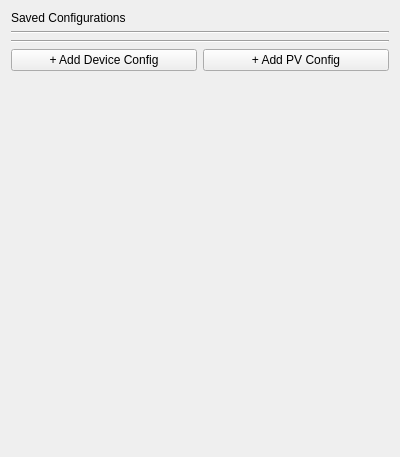
This is atef/ui/config_overview.ui in pcdshub/atef as Qt 5 draws it before an edit. The edited form follows.
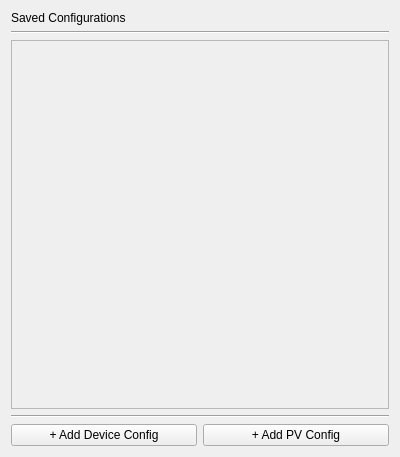
This is the edited form.

Commit message: ENH: nitpick scroll area details

```diff
--- a/atef/ui/config_overview.ui
+++ b/atef/ui/config_overview.ui
@@ -29,7 +29,54 @@
     </widget>
    </item>
    <item>
-    <layout class="QVBoxLayout" name="config_layout"/>
+    <widget class="QScrollArea" name="scroll_area">
+     <property name="horizontalScrollBarPolicy">
+      <enum>Qt::ScrollBarAlwaysOff</enum>
+     </property>
+     <property name="widgetResizable">
+      <bool>true</bool>
+     </property>
+     <widget class="QWidget" name="scroll_content">
+      <property name="geometry">
+       <rect>
+        <x>0</x>
+        <y>0</y>
+        <width>380</width>
+        <height>369</height>
+       </rect>
+      </property>
+      <layout class="QVBoxLayout" name="verticalLayout_3">
+       <property name="spacing">
+        <number>6</number>
+       </property>
+       <property name="leftMargin">
+        <number>0</number>
+       </property>
+       <property name="topMargin">
+        <number>0</number>
+       </property>
+       <property name="rightMargin">
+        <number>0</number>
+       </property>
+       <property name="bottomMargin">
+        <number>0</number>
+       </property>
+       <item>
+        <spacer name="verticalSpacer">
+         <property name="orientation">
+          <enum>Qt::Vertical</enum>
+         </property>
+         <property name="sizeHint" stdset="0">
+          <size>
+           <width>20</width>
+           <height>40</height>
+          </size>
+         </property>
+        </spacer>
+       </item>
+      </layout>
+     </widget>
+    </widget>
    </item>
    <item>
     <widget class="Line" name="line">
@@ -56,19 +103,6 @@
      </item>
     </layout>
    </item>
-   <item>
-    <spacer name="verticalSpacer">
-     <property name="orientation">
-      <enum>Qt::Vertical</enum>
-     </property>
-     <property name="sizeHint" stdset="0">
-      <size>
-       <width>20</width>
-       <height>40</height>
-      </size>
-     </property>
-    </spacer>
-   </item>
   </layout>
  </widget>
  <resources/>
```
The commit also changes 2 other files.
